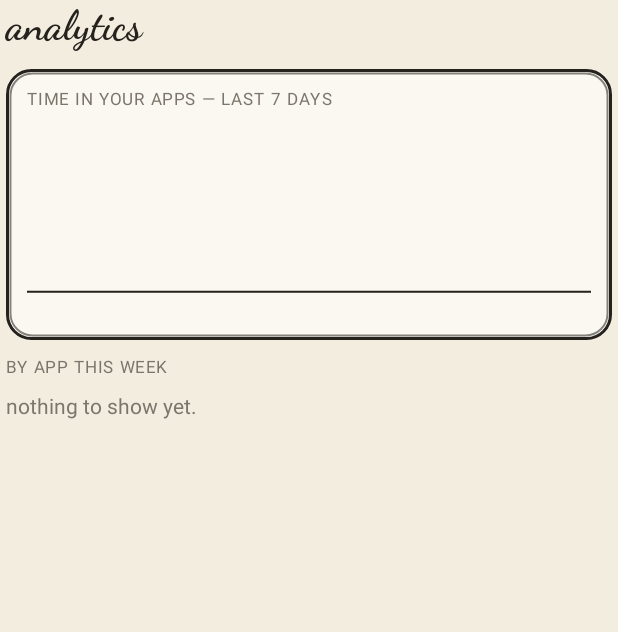
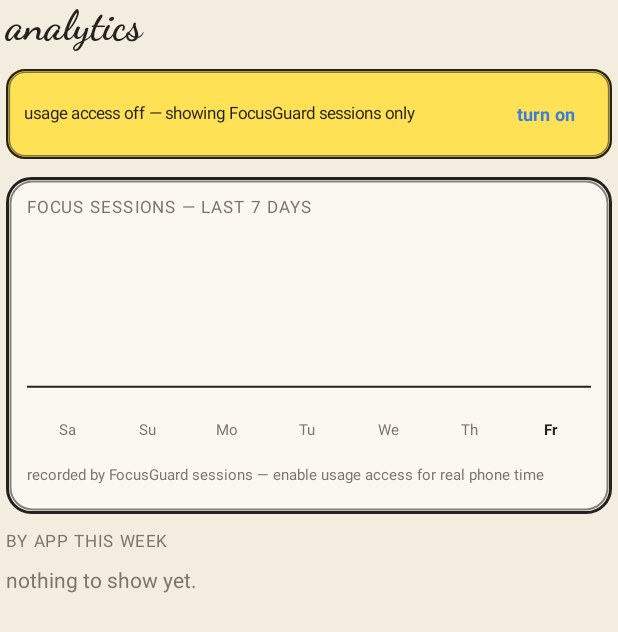
Before and after one commit to Bharath8071/app_controll-, an Android app built with Jetpack Compose: the composable AnalyticsScreen called with empty values, on a phone screen of 412 x 824 dp. Shown: the top 632 px of the screen. Run offline under Robolectric (Android 15) with nearby library versions, the phone set to English and light mode, and no system bars; 1 statement that could not run was skipped.

Commit message:
fix(ui,stats): scrollable home + correct usage analytics
Home:
- The home tab was a fixed Column with only the app list weighted, so on
  shorter screens the cards consumed all height and the page could not
  scroll. Wrap the whole tab in one verticalScroll Column and render apps
  directly instead of a nested LazyColumn.

Usage calculation:
- UsageStatsHelper's 7-day window was `7 * 24 * 60_000` ms = 2.8 hours,
  which dropped almost all weekly usage. Use TimeUnit.DAYS.toMillis(7).
- Use queryAndAggregateUsageStats for totals over the exact range instead
  of whole INTERVAL_DAILY buckets.
- Add queryLast7DaysPerDay() to feed the analytics chart with real,
  per-day phone usage.

Analytics:
- Prefer real phone usage when Usage Access is granted; otherwise fall
  back to FocusGuard session minutes (with a prompt to enable access).
  This makes apps that were blocked before a session started (e.g. the
  daily limit was already reached) still show their real usage time.
- Refresh stats/usage when the Stats tab is opened, not only on resume.
- Fix chart scaling so the budget line uses the same scale as the bars,
  color bars by over-budget instead of an arbitrary 85% of max, and draw
  the actual Mo..Su day labels (the previous label list was never drawn).

```diff
--- a/app/src/main/java/com/bharath/focusguard/ui/main/Phase5Screens.kt
+++ b/app/src/main/java/com/bharath/focusguard/ui/main/Phase5Screens.kt
@@ -18,7 +18,9 @@ import androidx.compose.ui.geometry.Size
 import androidx.compose.ui.semantics.contentDescription
 import androidx.compose.ui.semantics.semantics
 import androidx.compose.ui.text.font.FontWeight
+import androidx.compose.ui.text.style.TextAlign
 import androidx.compose.ui.unit.dp
+import androidx.compose.ui.unit.sp
 import com.bharath.focusguard.data.local.entities.BlockWindow
 import com.bharath.focusguard.ui.theme.*
 import com.bharath.focusguard.util.WindowLogic
@@ -217,13 +219,44 @@ fun HomeCards(
 fun AnalyticsScreen(
     weekly: List<com.bharath.focusguard.data.local.entities.AppDaily>,
     budgetPerDay: Int,
+    usageGranted: Boolean = false,
+    realWeekly: List<com.bharath.focusguard.data.local.entities.AppDaily> = emptyList(),
+    onRequestUsage: () -> Unit = {},
 ) {
+    // Prefer real phone usage when Usage Access is granted; otherwise fall
+    // back to FocusGuard's own session minutes.
+    val usingRealUsage = usageGranted && realWeekly.isNotEmpty()
+    val data = if (usingRealUsage) realWeekly else weekly
+
     LazyColumn(
         modifier = Modifier.fillMaxSize().padding(horizontal = 4.dp),
         verticalArrangement = Arrangement.spacedBy(12.dp),
     ) {
         item {
             Text("analytics", style = MaterialTheme.typography.headlineLarge, color = FgColor.Ink)
+        }
+
+        if (!usageGranted) {
+            item {
+                Row(
+                    modifier = Modifier
+                        .fillMaxWidth()
+                        .background(FgColor.YellowPad, RoundedCornerShape(12.dp))
+                        .sketchBorder(FgColor.Ink.copy(0.4f), strokeWidth = 1.5.dp, cornerRadius = 12.dp)
+                        .padding(horizontal = 12.dp, vertical = 6.dp),
+                    verticalAlignment = Alignment.CenterVertically,
+                ) {
+                    Text(
+                        "usage access off — showing FocusGuard sessions only",
+                        modifier = Modifier.weight(1f),
+                        color = FgColor.Ink,
+                        fontSize = 11.sp,
+                    )
+                    TextButton(onClick = onRequestUsage) {
+                        Text("turn on", color = FgColor.Blue, fontWeight = FontWeight.Bold, fontSize = 12.sp)
+                    }
+                }
+            }
         }
 
         item {
@@ -236,33 +269,39 @@ fun AnalyticsScreen(
                     .padding(14.dp),
             ) {
                 Column {
-                    MetaLabel("time in your apps — last 7 days")
+                    MetaLabel(
+                        if (usingRealUsage) "phone usage — last 7 days"
+                        else "focus sessions — last 7 days"
+                    )
                     Spacer(Modifier.height(10.dp))
 
-                    val days = remember(weekly) {
+                    val days = remember(data) {
                         val today = LocalDate.now()
                         (0..6).map { d ->
                             val day = today.minusDays((6 - d).toLong())
-                            day to weekly.filter { it.dateEpochDay == day.toEpochDay() }.sumOf { it.minutes }
+                            day to data.filter { it.dateEpochDay == day.toEpochDay() }.sumOf { it.minutes }
                         }
                     }
-                    val max = (days.maxOfOrNull { it.second } ?: 1).coerceAtLeast(1)
+                    val maxDay = (days.maxOfOrNull { it.second } ?: 1).coerceAtLeast(1)
+                    // Scale to the tallest bar OR the budget line, whichever is
+                    // bigger, so the guide line is never pinned incorrectly.
+                    val scale = maxOf(maxDay, budgetPerDay, 1)
 
                     Canvas(
                         modifier = Modifier
                             .fillMaxWidth()
-                            .height(130.dp)
+                            .height(120.dp)
                             .semantics { contentDescription = days.joinToString { "${it.first.dayOfWeek.name.take(2)}: ${it.second}m" } }
                     ) {
                         val bw = size.width / 7f
-                        val labels = listOf("Mo","Tu","We","Th","Fr","Sa","Su")
-                        days.forEachIndexed { i, (day, mins) ->
-                            val barH = size.height * 0.85f * (mins.toFloat() / max)
+                        days.forEachIndexed { i, (_, mins) ->
+                            val barH = size.height * 0.85f * (mins.toFloat() / scale)
                             val left = i * bw + bw * 0.15f
                             val barWidth = bw * 0.70f
-                            // Bar fill with hatch
+                            // Bar fill
                             if (barH > 0) {
-                                val barColor = if (mins.toFloat() / max >= 0.85f) FgColor.Red else FgColor.Green
+                                val overBudget = budgetPerDay > 0 && mins > budgetPerDay
+                                val barColor = if (overBudget) FgColor.Red else FgColor.Green
                                 drawRect(
                                     color = barColor,
                                     topLeft = Offset(left, size.height * 0.85f - barH),
@@ -279,7 +318,7 @@ fun AnalyticsScreen(
                         }
                         // Budget guide line
                         if (budgetPerDay > 0) {
-                            val bh = size.height * 0.85f * (budgetPerDay.toFloat() / max.coerceAtLeast(budgetPerDay))
+                            val bh = size.height * 0.85f * (budgetPerDay.toFloat() / scale)
                             drawLine(
                                 FgColor.Blue,
                                 Offset(0f, size.height * 0.85f - bh),
@@ -291,6 +330,33 @@ fun AnalyticsScreen(
                         // Baseline
                         drawLine(FgColor.Ink, Offset(0f, size.height * 0.86f), Offset(size.width, size.height * 0.86f), strokeWidth = 2f)
                     }
+
+                    // Day labels under the bars. The old chart created a
+                    // fixed Mo–Su label list but never drew it, so the bars
+                    // had no dates and could not match the day they showed.
+                    Row(modifier = Modifier.fillMaxWidth()) {
+                        val today = LocalDate.now()
+                        days.forEach { (day, _) ->
+                            val label = day.dayOfWeek.name.take(2)
+                                .lowercase()
+                                .replaceFirstChar { it.uppercase() }
+                            Text(
+                                label,
+                                modifier = Modifier.weight(1f),
+                                textAlign = TextAlign.Center,
+                                fontSize = 10.sp,
+                                color = if (day == today) FgColor.Ink else FgColor.Slate,
+                                fontWeight = if (day == today) FontWeight.Bold else FontWeight.Normal,
+                            )
+                        }
+                    }
+                    Spacer(Modifier.height(6.dp))
+                    Text(
+                        if (usingRealUsage) "from Android usage access"
+                        else "recorded by FocusGuard sessions — enable usage access for real phone time",
+                        color = FgColor.Slate,
+                        fontSize = 10.sp,
+                    )
                 }
             }
         }
@@ -299,7 +365,7 @@ fun AnalyticsScreen(
             MetaLabel("by app this week")
         }
 
-        val byApp = weekly.groupBy { it.packageName }
+        val byApp = data.groupBy { it.packageName }
             .mapValues { (_, v) -> v.sumOf { it.minutes } }
             .toList().sortedByDescending { it.second }.take(10)
 
```
Also changed, not shown: app/src/main/java/com/bharath/focusguard/ui/main/MainActivity.kt (+34 -9 lines), app/src/main/java/com/bharath/focusguard/ui/main/MainViewModel.kt (+25 -2 lines), app/src/main/java/com/bharath/focusguard/util/UsageStatsHelper.kt (+52 -5 lines).
